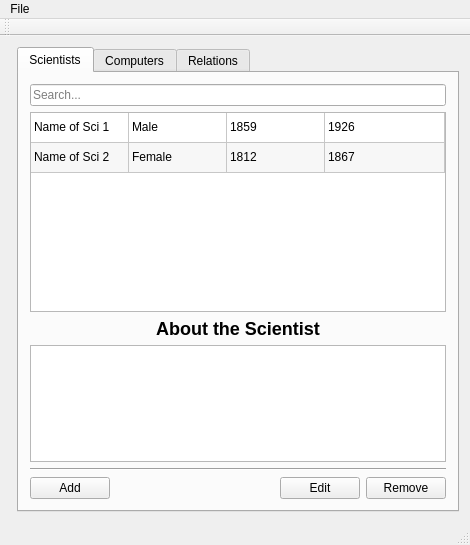
Above: code/ui/mainwindow.ui from Danielos15/Skil-1-Verklegt-n-mskei-1 before the change. Below: the same form after it.
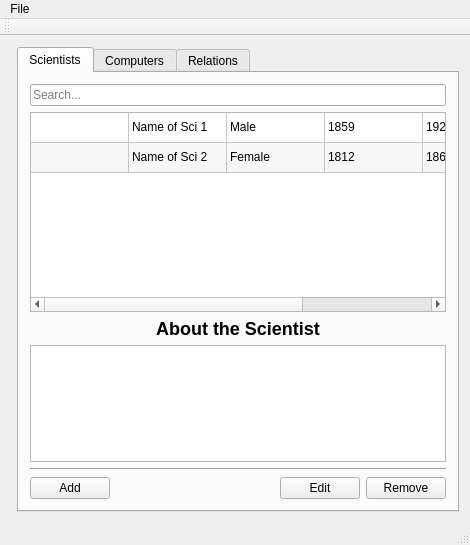
That is the form after the change.

Commit message: Show extra info added

The edit to the form file:
```diff
--- a/code/ui/mainwindow.ui
+++ b/code/ui/mainwindow.ui
@@ -137,7 +137,7 @@
            <bool>true</bool>
           </attribute>
           <attribute name="horizontalHeaderMinimumSectionSize">
-           <number>37</number>
+           <number>35</number>
           </attribute>
           <attribute name="horizontalHeaderStretchLastSection">
            <bool>true</bool>
@@ -155,6 +155,11 @@
             <string>2</string>
            </property>
           </row>
+          <column>
+           <property name="text">
+            <string>Id</string>
+           </property>
+          </column>
           <column>
            <property name="text">
             <string>Name</string>
@@ -175,42 +180,47 @@
             <string>Death</string>
            </property>
           </column>
-          <item row="0" column="0">
+          <column>
+           <property name="text">
+            <string>Info</string>
+           </property>
+          </column>
+          <item row="0" column="1">
            <property name="text">
             <string>Name of Sci 1</string>
            </property>
           </item>
-          <item row="0" column="1">
+          <item row="0" column="2">
            <property name="text">
             <string>Male</string>
            </property>
           </item>
-          <item row="0" column="2">
+          <item row="0" column="3">
            <property name="text">
             <string>1859</string>
            </property>
           </item>
-          <item row="0" column="3">
+          <item row="0" column="4">
            <property name="text">
             <string>1926</string>
            </property>
           </item>
-          <item row="1" column="0">
+          <item row="1" column="1">
            <property name="text">
             <string>Name of Sci 2</string>
            </property>
           </item>
-          <item row="1" column="1">
+          <item row="1" column="2">
            <property name="text">
             <string>Female</string>
            </property>
           </item>
-          <item row="1" column="2">
+          <item row="1" column="3">
            <property name="text">
             <string>1812</string>
            </property>
           </item>
-          <item row="1" column="3">
+          <item row="1" column="4">
            <property name="text">
             <string>1867</string>
            </property>
```
Left out of the diff: 30 changed lines with no effect on the pictures. The commit also changes 8 other files.
